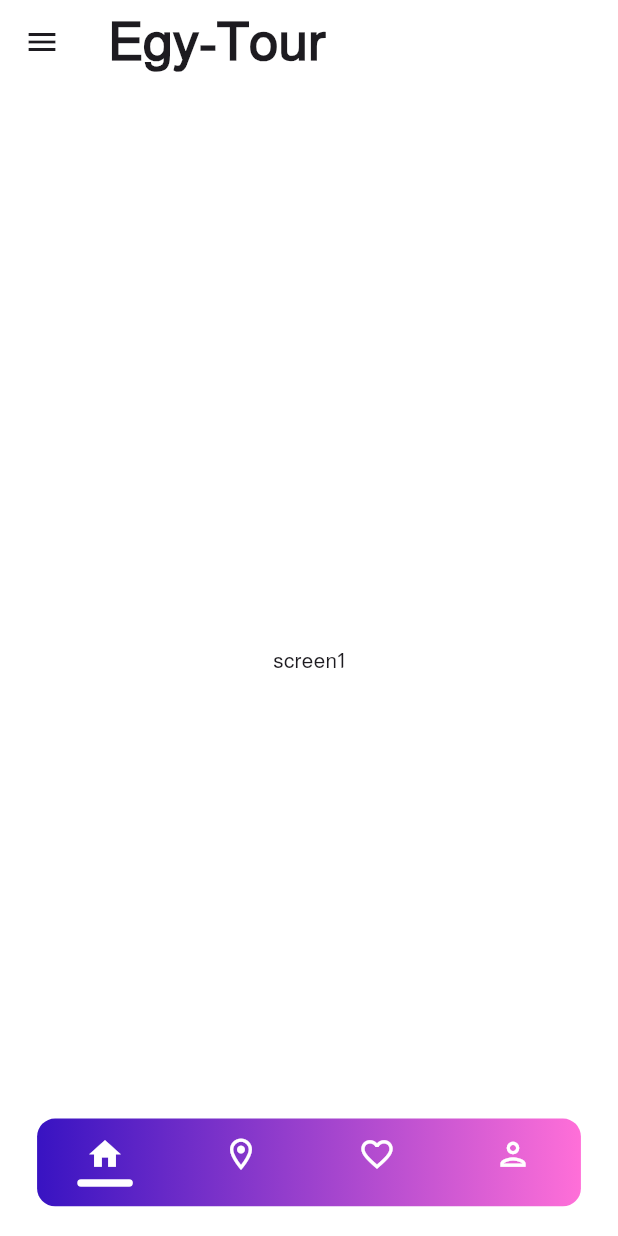
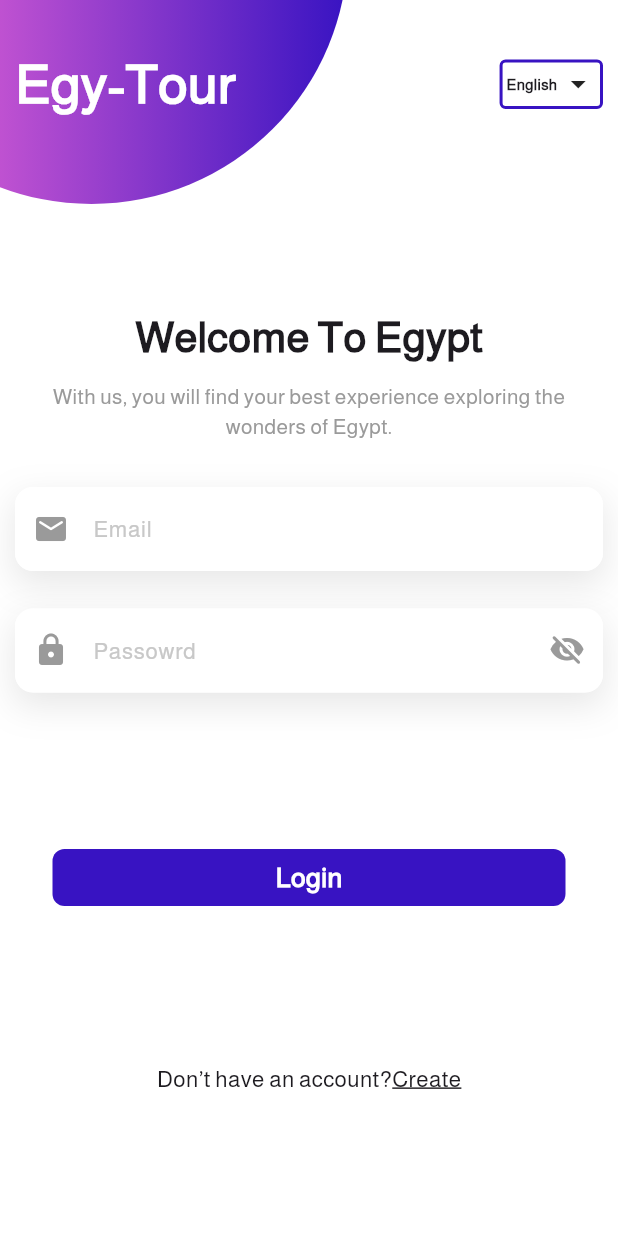
Before and after one commit to mohamedsalah918101/Egy-Tour, a Flutter app: the screen it shows after launch, on a phone screen of 412 x 824 dp. Run offline on Flutter 3.47's test engine with Material 3 defaults, Android fonts, the phone set to English and light mode, and no system bars.

Commit message:
add login screen

```diff
--- a/lib/core/utils/constants/constant_variables.dart
+++ b/lib/core/utils/constants/constant_variables.dart
@@ -1 +1,2 @@
 const String fontFamily='Almarai';
+const secondaryTitle="With us, you will find your best experience exploring the wonders of Egypt.";
--- /dev/null
+++ b/lib/core/utils/widget/custom_box_shadow.dart
@@ -0,0 +1,10 @@
+import 'package:egy_tour/core/utils/theme/app_colors.dart';
+import 'package:flutter/widgets.dart';
+
+BoxShadow customBoxShadow() {
+  return BoxShadow(
+    color: AppColors.black37.withValues(alpha: 0.1),
+    blurRadius: 20,
+    offset: Offset(0, 8),
+  );
+}
--- a/lib/core/utils/widget/custom_text_form_field.dart
+++ b/lib/core/utils/widget/custom_text_form_field.dart
@@ -23,7 +23,9 @@ class CustomTextFormField extends StatelessWidget {
       this.fillColor,
       this.label,
       this.isObeseureText = false,
-      this.labelStyle});
+      this.labelStyle,
+      this.focusBorderColor,
+      this.floatingLabelBehavior, this.focusNode, this.textInputAction});
   final Widget? labelWidget;
   final double? borderRadius;
   final String? Function(String? value)? validator;
@@ -43,11 +45,17 @@ class CustomTextFormField extends StatelessWidget {
   final String? label;
   final TextStyle? labelStyle;
   final bool isObeseureText;
+  final TextInputAction?textInputAction;
+  final FloatingLabelBehavior? floatingLabelBehavior;
+  final Color?focusBorderColor;
+  final FocusNode?focusNode;
   @override
   Widget build(BuildContext context) {
     return TextFormField(
       obscureText: isObeseureText,
       validator: validator,
+      focusNode: focusNode,
+      textInputAction: textInputAction,
       controller: controller,
       maxLines: maxLine,
       keyboardType: textInputType,
@@ -61,11 +69,12 @@ class CustomTextFormField extends StatelessWidget {
         suffixIcon: suffixWidget,
         suffixText: suffixText,
         suffixStyle: suffixTextStyle,
-        fillColor: fillColor??AppColors.white,
+        fillColor: fillColor ?? AppColors.white,
         filled: enableFill,
         prefixIcon: prefixWidget,
         label: labelWidget,
-        floatingLabelBehavior: FloatingLabelBehavior.always,
+        floatingLabelBehavior:
+            floatingLabelBehavior ?? FloatingLabelBehavior.always,
         border: OutlineInputBorder(
             borderRadius: BorderRadius.circular(borderRadius ?? 10),
             borderSide: BorderSide(
@@ -81,8 +90,8 @@ class CustomTextFormField extends StatelessWidget {
         focusedBorder: OutlineInputBorder(
           borderRadius: BorderRadius.circular(borderRadius ?? 10),
           borderSide: enableFocusBorder
-              ? const BorderSide(
-                  color: AppColors.black37,
+              ?  BorderSide(
+                  color: focusBorderColor?? AppColors.black37,
                   width: 2,
                 )
               : BorderSide.none,
--- a/lib/features/login/presentation/views/login_view.dart
+++ b/lib/features/login/presentation/views/login_view.dart
@@ -0,0 +1,37 @@
+import 'package:egy_tour/core/utils/extensions/media_query.dart';
+import 'package:egy_tour/core/utils/theme/app_colors.dart';
+import 'package:egy_tour/features/login/presentation/views/widgets/login_body.dart';
+import 'package:flutter/material.dart';
+
+class LoginView extends StatelessWidget {
+  const LoginView({super.key});
+
+  @override
+  Widget build(BuildContext context) {
+    return Scaffold(
+      resizeToAvoidBottomInset: false,
+      body: SafeArea(
+          child: Stack(
+        children: [
+          Positioned(
+            top: -context.screenHeight * 0.25,
+            left: -110,
+            child: Container(
+              height: 342,
+              width: 342,
+              decoration: const BoxDecoration(
+                shape: BoxShape.circle,
+                gradient: LinearGradient(
+                    colors: [AppColors.purple, AppColors.blueLight]),
+              ),
+            ),
+          ),
+          Padding(
+            padding: const EdgeInsets.symmetric(horizontal: 10.0),
+            child: LoginBody(),
+          ),
+        ],
+      )),
+    );
+  }
+}
--- /dev/null
+++ b/lib/features/login/presentation/views/widgets/custom_email_field.dart
@@ -0,0 +1,36 @@
+import 'package:egy_tour/core/utils/theme/app_colors.dart';
+import 'package:egy_tour/core/utils/theme/font_styles.dart';
+import 'package:egy_tour/core/utils/widget/custom_box_shadow.dart';
+import 'package:egy_tour/core/utils/widget/custom_text_form_field.dart';
+import 'package:flutter/material.dart';
+
+class CustomEmailWithShadow extends StatelessWidget {
+  const CustomEmailWithShadow({super.key, this.focusNode});
+  final FocusNode? focusNode;
+  @override
+  Widget build(BuildContext context) {
+    return Container(
+      decoration: BoxDecoration(boxShadow: [
+        customBoxShadow(),
+      ]),
+      child: CustomTextFormField(
+        focusNode: focusNode,
+        textInputAction: TextInputAction.next,
+        maxLine: 1,
+        label: "Email",
+        focusBorderColor: AppColors.lightGrey8,
+        labelStyle:
+            AppTextStyles.regular15.copyWith(color: AppColors.lightGrey8),
+        floatingLabelBehavior: FloatingLabelBehavior.never,
+        borderRadius: 12,
+        borderColor: AppColors.white,
+        enableFill: true,
+        fillColor: AppColors.white,
+        prefixWidget: Icon(
+          Icons.email_rounded,
+          color: AppColors.grey21,
+        ),
+      ),
+    );
+  }
+}
--- /dev/null
+++ b/lib/features/login/presentation/views/widgets/custom_password_field.dart
@@ -0,0 +1,45 @@
+
+import 'package:egy_tour/core/utils/theme/app_colors.dart';
+import 'package:egy_tour/core/utils/theme/font_styles.dart';
+import 'package:egy_tour/core/utils/widget/custom_box_shadow.dart';
+import 'package:egy_tour/core/utils/widget/custom_text_form_field.dart';
+import 'package:flutter/material.dart';
+
+class CustomPasswordWithShadow extends StatelessWidget {
+  const CustomPasswordWithShadow({
+    super.key,
+    this.focusNode,
+  });
+  final FocusNode?focusNode;
+  @override
+  Widget build(BuildContext context) {
+    return Container(
+      decoration: BoxDecoration(boxShadow: [
+        customBoxShadow(),
+      ]),
+      child: CustomTextFormField(
+        focusNode: focusNode,
+        maxLine: 1,
+        textInputAction: TextInputAction.done,
+        focusBorderColor: AppColors.lightGrey8,
+        label: "Passowrd",
+        labelStyle:
+            AppTextStyles.regular15.copyWith(color: AppColors.lightGrey8),
+        floatingLabelBehavior: FloatingLabelBehavior.never,
+        borderRadius: 12,
+        borderColor: AppColors.white,
+        enableFill: true,
+        fillColor: AppColors.white,
+        isObeseureText: true,
+        prefixWidget: Icon(
+          Icons.lock,
+          color: AppColors.grey21,
+        ),
+        suffixWidget: Icon(
+          Icons.visibility_off_rounded,
+          color: AppColors.grey21,
+        ),
+      ),
+    );
+  }
+}
--- /dev/null
+++ b/lib/features/login/presentation/views/widgets/have_account_login.dart
@@ -0,0 +1,26 @@
+import 'package:egy_tour/core/utils/theme/font_styles.dart';
+import 'package:flutter/material.dart';
+
+class HavingAccountLogin extends StatelessWidget {
+  const HavingAccountLogin({
+    super.key,
+  });
+
+  @override
+  Widget build(BuildContext context) {
+    return Row(
+      mainAxisAlignment: MainAxisAlignment.center,
+      children: [
+        Text(
+          "Don’t have an account?",
+          style: AppTextStyles.regular15,
+        ),
+        Text(
+          "Create",
+          style: AppTextStyles.regular15
+              .copyWith(decoration: TextDecoration.underline),
+        ),
+      ],
+    );
+  }
+}
--- /dev/null
+++ b/lib/features/login/presentation/views/widgets/login_body.dart
@@ -0,0 +1,72 @@
+import 'package:egy_tour/core/utils/constants/constant_variables.dart';
+import 'package:egy_tour/core/utils/extensions/media_query.dart';
+import 'package:egy_tour/core/utils/theme/app_colors.dart';
+import 'package:egy_tour/core/utils/theme/font_styles.dart';
+import 'package:egy_tour/features/login/presentation/views/widgets/custom_email_field.dart';
+import 'package:egy_tour/features/login/presentation/views/widgets/custom_password_field.dart';
+import 'package:egy_tour/features/login/presentation/views/widgets/have_account_login.dart';
+import 'package:egy_tour/features/login/presentation/views/widgets/login_push_buttong.dart';
+import 'package:egy_tour/features/login/presentation/views/widgets/title_with_changing_lang.dart';
+import 'package:flutter/material.dart';
+
+class LoginBody extends StatefulWidget {
+  const LoginBody({
+    super.key,
+  });
+
+  @override
+  State<LoginBody> createState() => _LoginBodyState();
+}
+
+final _focusNode1 = FocusNode();
+final _focusNode2 = FocusNode();
+
+class _LoginBodyState extends State<LoginBody> {
+  @override
+  void dispose(){
+    _focusNode1.dispose();
+    _focusNode2.dispose();
+    super.dispose();
+  }
+  @override
+  Widget build(BuildContext context) {
+    return Column(
+      spacing: 10,
+      children: [
+        SizedBox(
+          height: context.screenHeight * 0.025,
+        ),
+        const TitleWithLangaugeChanging(),
+        SizedBox(
+          height: context.screenHeight * 0.125,
+        ),
+        Text(
+          "Welcome To Egypt",
+          style: AppTextStyles.bold28,
+        ),
+        Text(
+          secondaryTitle,
+          textAlign: TextAlign.center,
+          style: AppTextStyles.regular14.copyWith(color: AppColors.grey21),
+        ),
+        const SizedBox(
+          height: 10,
+        ),
+        CustomEmailWithShadow(
+          focusNode: _focusNode1,
+        ),
+        SizedBox(
+          height: 5,
+        ),
+        CustomPasswordWithShadow(
+          focusNode: _focusNode2,
+        ),
+        Expanded(flex: 2, child: SizedBox()),
+        PushLoginButton(),
+        Expanded(flex: 2, child: SizedBox()),
+        HavingAccountLogin(),
+        Expanded(flex: 2, child: SizedBox()),
+      ],
+    );
+  }
+}
--- /dev/null
+++ b/lib/features/login/presentation/views/widgets/login_push_buttong.dart
@@ -0,0 +1,26 @@
+import 'package:egy_tour/core/utils/theme/app_colors.dart';
+import 'package:egy_tour/core/utils/theme/font_styles.dart';
+import 'package:flutter/material.dart';
+
+class PushLoginButton extends StatelessWidget {
+  const PushLoginButton({
+    super.key,
+  });
+
+  @override
+  Widget build(BuildContext context) {
+    return Container(
+      margin: EdgeInsets.symmetric(horizontal: 25),
+      padding: EdgeInsets.symmetric(vertical: 6),
+      decoration: const BoxDecoration(
+        borderRadius: BorderRadius.all(Radius.circular(8)),
+        color: AppColors.blueLight,
+      ),
+      child: Center(
+          child: Text(
+        "Login",
+        style: AppTextStyles.bold18.copyWith(color: AppColors.white),
+      )),
+    );
+  }
+}
--- /dev/null
+++ b/lib/features/login/presentation/views/widgets/title_with_changing_lang.dart
@@ -0,0 +1,57 @@
+import 'package:egy_tour/core/utils/theme/app_colors.dart';
+import 'package:egy_tour/core/utils/theme/font_styles.dart';
+import 'package:flutter/material.dart';
+
+class TitleWithLangaugeChanging extends StatelessWidget {
+  const TitleWithLangaugeChanging({
+    super.key,
+  });
+
+  @override
+  Widget build(BuildContext context) {
+    return Row(
+      mainAxisAlignment: MainAxisAlignment.spaceBetween,
+      children: [
+        Text(
+          "Egy-Tour",
+          style: AppTextStyles.bold36.copyWith(color: AppColors.white),
+        ),
+        Container(
+          padding: const EdgeInsets.all(2.5),
+          decoration: BoxDecoration(
+            color: Colors.transparent,
+            border: Border.all(width: 2, color: AppColors.blueLight),
+            borderRadius: BorderRadius.all(Radius.circular(4)),
+          ),
+          child: Row(
+            spacing: 2,
+            mainAxisSize: MainAxisSize.min,
+            children: [
+              Text(
+                "English",
+                style: AppTextStyles.bold10,
+              ),
+              PopupMenuButton(
+                  padding: EdgeInsets.all(0),
+                  child: Icon(Icons.arrow_drop_down_sharp),
+                  itemBuilder: (context) {
+                    return [
+                      PopupMenuItem(
+                          child: Text(
+                        "English",
+                        style: AppTextStyles.bold10,
+                      )),
+                      PopupMenuItem(
+                          child: Text(
+                        "العربية",
+                        style: AppTextStyles.bold10,
+                      )),
+                    ];
+                  })
+            ],
+          ),
+        )
+      ],
+    );
+  }
+}
--- a/lib/main.dart
+++ b/lib/main.dart
@@ -1,5 +1,6 @@
 import 'package:egy_tour/core/utils/constants/constant_variables.dart';
-import 'package:egy_tour/features/basic/presentation/views/basic_view.dart';
+import 'package:egy_tour/core/utils/theme/app_colors.dart';
+import 'package:egy_tour/features/login/presentation/views/login_view.dart';
 import 'package:flutter/material.dart';
 
 void main() {
@@ -16,11 +17,12 @@ class MyApp extends StatelessWidget {
       title: 'Flutter Demo',
       debugShowCheckedModeBanner: false,
       theme: ThemeData(
+        scaffoldBackgroundColor: AppColors.white,
         fontFamily: fontFamily,
         colorScheme: ColorScheme.fromSeed(seedColor: Colors.deepPurple),
         useMaterial3: true,
       ),
-      home: const BasicView(),
+      home: const LoginView(),
     );
   }
 }
```
Also changed, not shown: 1 other file.
